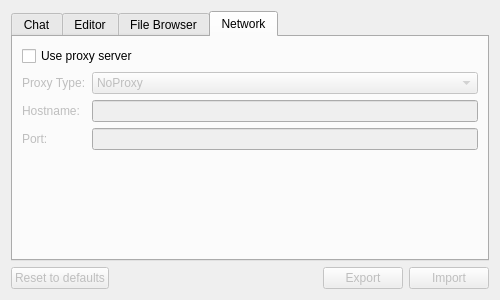
The window that gui/src/SettingsDialog.ui (ctaggart/octave) describes before a commit, drawn with Qt 5.
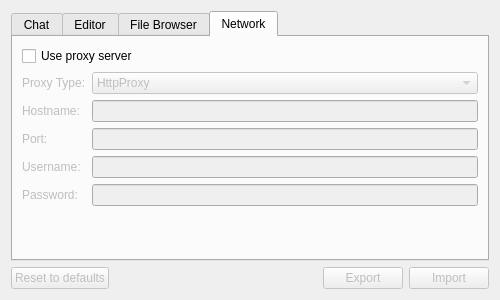
The same window after the commit. The open tabs and pages were chosen to show the change.

Commit message: Added username and password field to proxy settings.

```diff
--- a/gui/src/SettingsDialog.ui
+++ b/gui/src/SettingsDialog.ui
@@ -239,16 +239,6 @@
            <property name="enabled">
             <bool>false</bool>
            </property>
-           <item>
-            <property name="text">
-             <string>NoProxy</string>
-            </property>
-           </item>
-           <item>
-            <property name="text">
-             <string>DefaultProxy</string>
-            </property>
-           </item>
            <item>
             <property name="text">
              <string>HttpProxy</string>
@@ -305,6 +295,43 @@
            </property>
           </widget>
          </item>
+         <item row="3" column="0">
+          <widget class="QLabel" name="label_6">
+           <property name="enabled">
+            <bool>false</bool>
+           </property>
+           <property name="text">
+            <string>Username:</string>
+           </property>
+          </widget>
+         </item>
+         <item row="3" column="1">
+          <widget class="QLineEdit" name="proxyUserName">
+           <property name="enabled">
+            <bool>false</bool>
+           </property>
+          </widget>
+         </item>
+         <item row="4" column="0">
+          <widget class="QLabel" name="label_7">
+           <property name="enabled">
+            <bool>false</bool>
+           </property>
+           <property name="text">
+            <string>Password:</string>
+           </property>
+          </widget>
+         </item>
+         <item row="4" column="1">
+          <widget class="QLineEdit" name="proxyPassword">
+           <property name="enabled">
+            <bool>false</bool>
+           </property>
+           <property name="echoMode">
+            <enum>QLineEdit::Password</enum>
+           </property>
+          </widget>
+         </item>
         </layout>
        </item>
       </layout>
```
Left out of the diff: 74 changed lines with no effect on the pictures. The commit also changes 2 other files.
